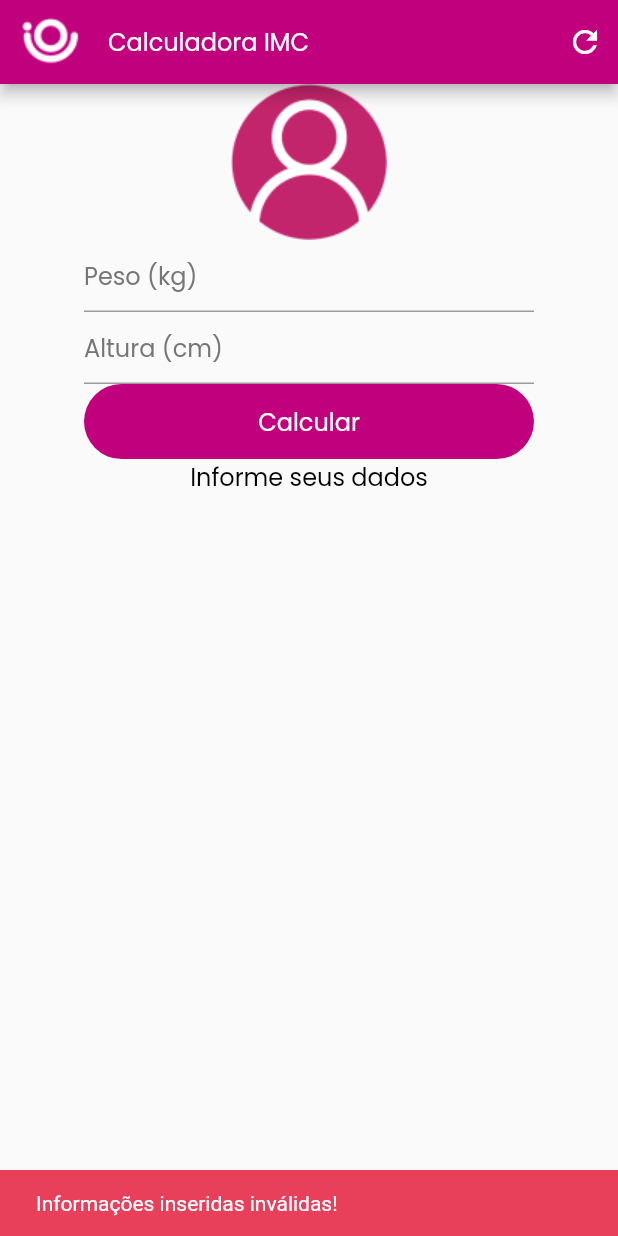
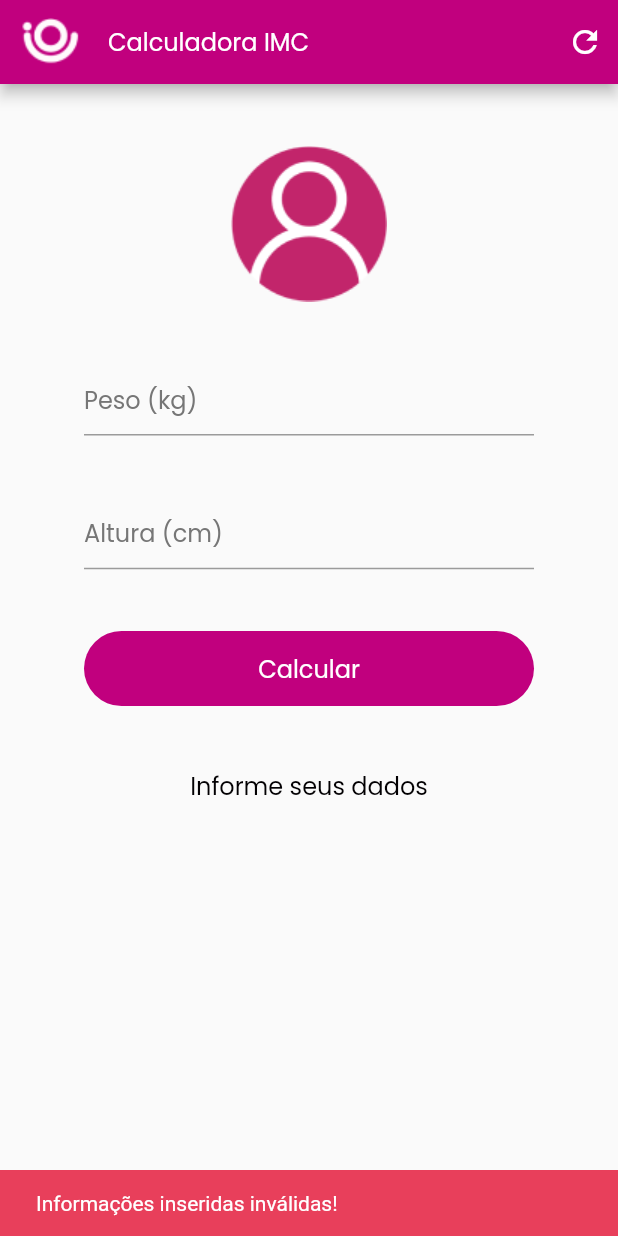
Before and after one commit to VictorHenzzo/ioasys-desafio1-CalculadoraIMC, a Flutter app: the IMCPage screen opened by its route, after a tap on "Calcular", on a phone screen of 412 x 824 dp. Run offline on Flutter 3.47's test engine with Material 2 defaults, Android fonts, the phone set to English and light mode, and no system bars; our stand-ins replace google_fonts.

```diff
--- a/lib/modules/imc_page/imc_controller.dart
+++ b/lib/modules/imc_page/imc_controller.dart
@@ -0,0 +1,26 @@
+class IMCController {
+  String? calcularIMC(alturaController, pesoController) {
+    double? altura = double.tryParse(alturaController.text);
+    double? peso = double.tryParse(pesoController.text);
+    double imc;
+
+    if ((altura == null) || (peso == null)) {
+      return null;
+    } else {
+      imc = peso * 10000 / (altura * altura);
+      if (imc < 18.5) {
+        return 'Abaixo do peso (${imc.toStringAsPrecision(4)})';
+      } else if (imc > 18.5 && imc < 24.9) {
+        return 'Peso normal (${imc.toStringAsPrecision(4)})';
+      } else if (imc > 25 && imc < 29.9) {
+        return 'Pré-obesidade (${imc.toStringAsPrecision(4)})';
+      } else if (imc > 30 && imc < 34.9) {
+        return 'Obesidade Grau 1 (${imc.toStringAsPrecision(4)})';
+      } else if (imc > 35 && imc < 39.9) {
+        return 'Obesidade Grau 2 (${imc.toStringAsPrecision(4)})';
+      } else {
+        return 'Obesidade Grau 3 (${imc.toStringAsPrecision(4)})';
+      }
+    }
+  }
+}
--- a/lib/modules/imc_page/imc_page.dart
+++ b/lib/modules/imc_page/imc_page.dart
@@ -1,4 +1,5 @@
 import 'package:flutter/material.dart';
+import 'package:ioasys_calculadora_imc/modules/imc_page/imc_controller.dart';
 import 'package:ioasys_calculadora_imc/modules/shared/buttons/buttons.dart';
 import 'package:ioasys_calculadora_imc/modules/shared/text_field_imc/text_field_imc.dart';
 import 'package:ioasys_calculadora_imc/modules/shared/themes/app_colors.dart';
@@ -6,7 +7,9 @@ import 'package:ioasys_calculadora_imc/modules/shared/themes/app_fonts.dart';
 import 'package:ioasys_calculadora_imc/modules/shared/themes/app_images.dart';
 
 class IMCPage extends StatefulWidget {
-  const IMCPage({Key? key}) : super(key: key);
+  const IMCPage({
+    Key? key,
+  }) : super(key: key);
 
   @override
   _IMCPageState createState() => _IMCPageState();
@@ -16,35 +19,6 @@ class _IMCPageState extends State<IMCPage> {
   final pesoController = TextEditingController();
   final alturaController = TextEditingController();
   String? resultado;
-
-  void calcularIMC() {
-    double? altura = double.tryParse(alturaController.text);
-    double? peso = double.tryParse(pesoController.text);
-    double imc;
-
-    if ((altura == null) || (peso == null)) {
-      ScaffoldMessenger.of(context).showSnackBar(const SnackBar(
-        content: Text('Informações inseridas inválidas!'),
-        duration: Duration(seconds: 3),
-        backgroundColor: AppColors.error,
-      ));
-    } else {
-      imc = peso * 10000 / (altura * altura);
-      if (imc < 18.5) {
-        resultado = 'Abaixo do peso! ${imc.toStringAsPrecision(4)}';
-      } else if (imc > 18.5 && imc < 24.9) {
-        resultado = 'Peso normal! ${imc.toStringAsPrecision(4)}';
-      } else if (imc > 25 && imc < 29.9) {
-        resultado = 'Pré-obesidade! ${imc.toStringAsPrecision(4)}';
-      } else if (imc > 30 && imc < 34.9) {
-        resultado = 'Obesidade Grau 1! ${imc.toStringAsPrecision(4)}';
-      } else if (imc > 35 && imc < 39.9) {
-        resultado = 'Obesidade Grau 2! ${imc.toStringAsPrecision(4)}';
-      } else {
-        resultado = 'Obesidade Grau 3! ${imc.toStringAsPrecision(4)}';
-      }
-    }
-  }
 
   @override
   void dispose() {
@@ -85,22 +59,37 @@ class _IMCPageState extends State<IMCPage> {
       body: Center(
         child: Column(
           children: [
+            const Spacer(flex: 1),
             Image.asset(AppImages.avatar),
+            const Spacer(flex: 1),
             TextFieldIMC(controller: pesoController, label: 'Peso (kg)'),
+            const Spacer(flex: 1),
             TextFieldIMC(controller: alturaController, label: 'Altura (cm)'),
+            const Spacer(flex: 1),
             Buttons(
               onPressed: () {
                 setState(() {
-                  calcularIMC();
+                  resultado = IMCController()
+                      .calcularIMC(alturaController, pesoController);
+                  resultado == null
+                      ? ScaffoldMessenger.of(context)
+                          .showSnackBar(const SnackBar(
+                          content: Text('Informações inseridas inválidas!'),
+                          duration: Duration(seconds: 3),
+                          backgroundColor: AppColors.error,
+                        ))
+                      : null;
                 });
               },
               text: 'Calcular',
               color: AppColors.primary,
             ),
+            const Spacer(flex: 1),
             Text(
               resultado == null ? 'Informe seus dados' : resultado!,
               style: AppFonts.resultText,
-            )
+            ),
+            const Spacer(flex: 7),
           ],
         ),
       ),
```
